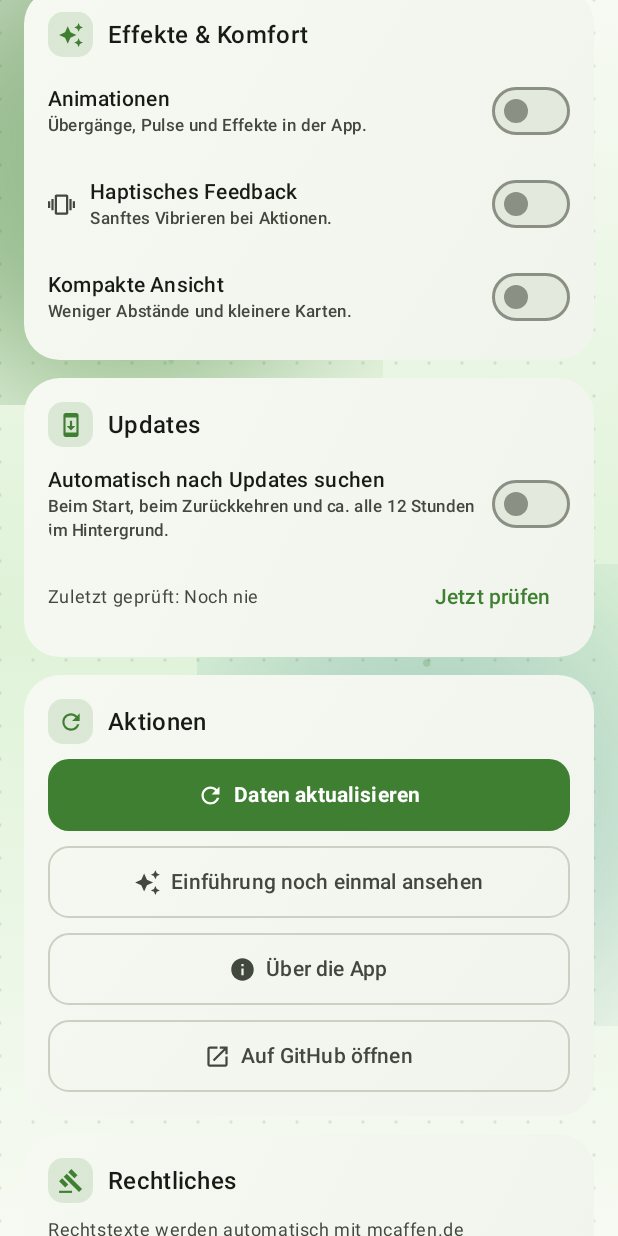
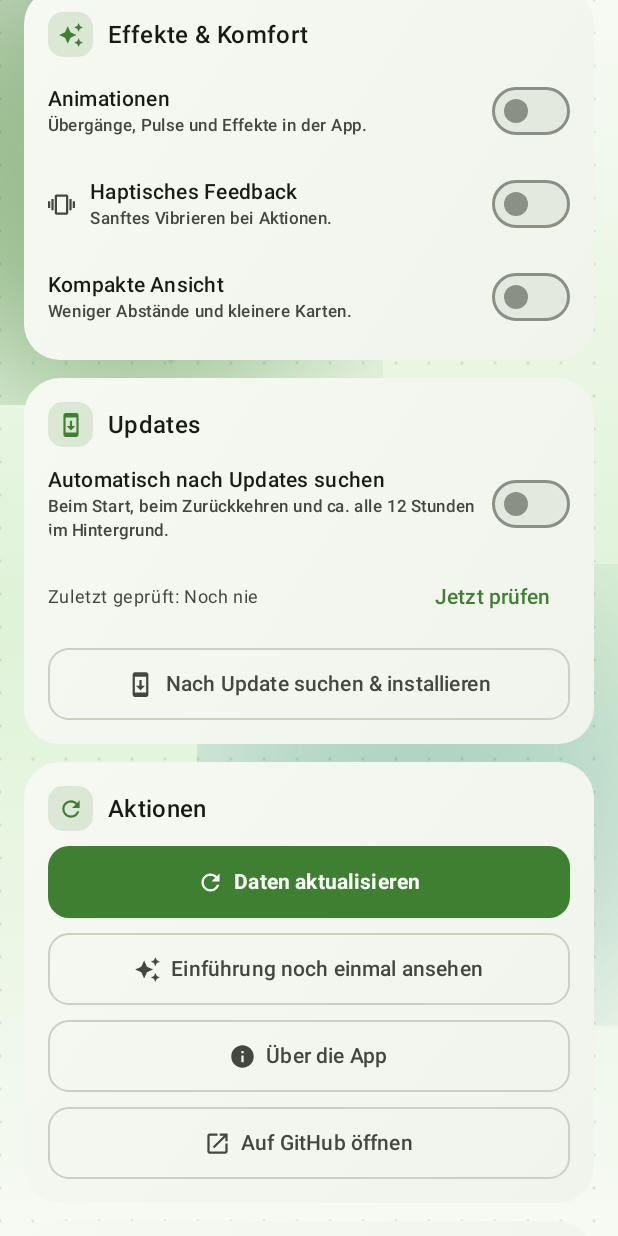
Before and after one commit to McAffen/McAffen-App, an Android app built with Jetpack Compose: the composable SettingsScreen called with empty values, scrolled down 576 dp, on a phone screen of 412 x 824 dp. Run offline under Robolectric (Android 15) with nearby library versions, the phone set to English and light mode, and no system bars; pictures from the network do not load; 6 statements that could not run were skipped.

Commit message:
In-App-Update: direkt in der App herunterladen und installieren, GitHub nur als Notfallweg

```diff
--- a/app/src/main/java/de/mcaffen/app/ui/screens/SettingsScreen.kt
+++ b/app/src/main/java/de/mcaffen/app/ui/screens/SettingsScreen.kt
@@ -104,6 +104,7 @@ internal fun SettingsScreen(
     updateChecksEnabled: Boolean,
     onUpdateChecksChange: (Boolean) -> Unit,
     onCheckForUpdate: () -> Unit,
+    onInstallUpdate: () -> Unit,
     lastUpdateCheck: Long,
     onReplayIntro: () -> Unit,
     onOpenAbout: () -> Unit,
@@ -275,6 +276,23 @@ internal fun SettingsScreen(
                             modifier = Modifier.weight(1f),
                         )
                         TextButton(onClick = onCheckForUpdate) { Text("Jetzt prüfen") }
+                    }
+                    // Manueller Weg zum Update: prüfen, herunterladen und in der
+                    // App installieren – ohne Umweg über GitHub.
+                    OutlinedButton(
+                        onClick = onInstallUpdate,
+                        modifier = Modifier
+                            .fillMaxWidth()
+                            .height(48.dp),
+                        shape = RoundedCornerShape(14.dp),
+                    ) {
+                        Icon(
+                            Icons.Default.SystemUpdate,
+                            contentDescription = null,
+                            modifier = Modifier.size(18.dp),
+                        )
+                        Spacer(Modifier.width(8.dp))
+                        Text("Nach Update suchen & installieren")
                     }
                 }
             }
```
Also changed, not shown: app/src/main/java/de/mcaffen/app/ui/Dialogs.kt (+7 -7 lines), app/src/main/java/de/mcaffen/app/ui/McAffenApp.kt (+28 -3 lines).
